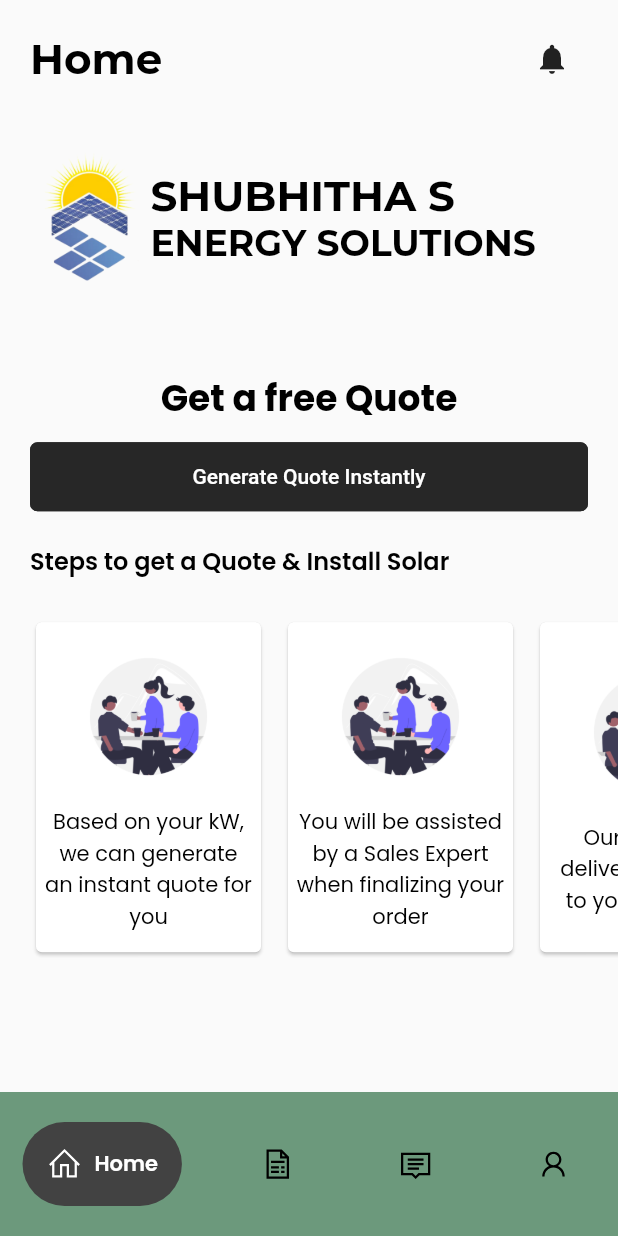
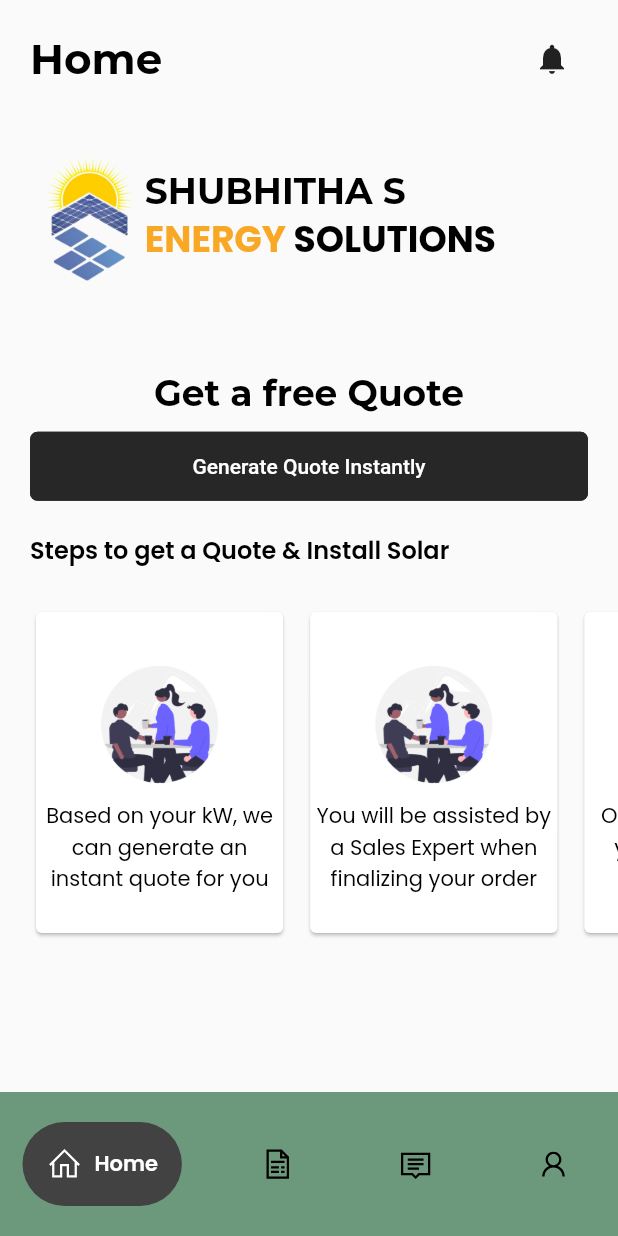
Before and after one commit to Saipreetham0/shubhithasenergysolutions, a Flutter app: the screen it shows once a user with an empty profile is signed in, on a phone screen of 412 x 824 dp. Run offline on Flutter 3.47's test engine with Material 2 defaults, Android fonts, the phone set to English and light mode, and no system bars; drawn by our look-alikes of google_nav_bar; our stand-ins replace cloud_firestore, firebase_auth, firebase_core, flutter_otp_text_field, flutter_screenutil, get and 6 more; missing offline and left inert: flutter_tawk; accounts and stored records are empty.

```diff
--- a/lib/scr/features/core/screens/dashboard/fragments/home_fragment.dart
+++ b/lib/scr/features/core/screens/dashboard/fragments/home_fragment.dart
@@ -66,16 +66,26 @@ class _home_fragmentState extends State<home_fragment> {
                       width: size.width * 0.18,
                     ),
                     SizedBox(
-                      width: size.width * 0.01,
+                      width: size.width * 0.001,
                     ),
                     Column(
                       // mainAxisAlignment: MainAxisAlignment.center,
                       crossAxisAlignment: CrossAxisAlignment.start,
                       children: [
                         Text("SHUBHITHA S",
-                            style: Theme.of(context).textTheme.headline1),
-                        Text("ENERGY SOLUTIONS",
                             style: Theme.of(context).textTheme.headline2),
+                        Row(
+                          children: [
+                            Text("ENERGY",
+                                style: TextStyle(
+                                    color: Colors.yellow[800],
+                                    fontSize: 24,
+                                    fontFamily: 'Poppins',
+                                    fontWeight: FontWeight.w700)),
+                            Text(" SOLUTIONS",
+                                style: Theme.of(context).textTheme.headline3),
+                          ],
+                        ),
                       ],
                     ),
                   ],
@@ -83,7 +93,7 @@ class _home_fragmentState extends State<home_fragment> {
               ),
               const SizedBox(height: 20),
               Text("Get a free Quote",
-                  style: Theme.of(context).textTheme.headline3),
+                  style: Theme.of(context).textTheme.headline2),
               const SizedBox(height: 10),
               SizedBox(
                 width: double.infinity,
--- a/lib/scr/features/core/screens/dashboard/widget/stepsCard_widget.dart
+++ b/lib/scr/features/core/screens/dashboard/widget/stepsCard_widget.dart
@@ -12,23 +12,24 @@ class stepsCard_widget extends StatelessWidget {
 
   @override
   Widget build(BuildContext context) {
+    final size = MediaQuery.of(context).size;
     return Card(
       borderOnForeground: true,
       color: Theme.of(context).cardColor,
       child: Container(
-        width: 150,
-        height: 220,
+        width: size.width * 0.4,
+        height: size.height * 0.26,
         child: Column(
           mainAxisAlignment: MainAxisAlignment.center,
           // crossAxisAlignment: CrossAxisAlignment.center,
           children: [
             Image.asset(image, width: 100, height: 100),
-            const SizedBox(height: 10),
+            SizedBox(height: size.height * 0.001),
             Padding(
-              padding: const EdgeInsets.symmetric(horizontal: 5),
+              padding: const EdgeInsets.symmetric(horizontal: 3),
               child: Text(
                 text,
-                style: Theme.of(context).textTheme.bodyMedium,
+                style: Theme.of(context).textTheme.subtitle1,
                 textAlign: TextAlign.center,
               ),
             ),
--- a/lib/scr/features/core/screens/quotations_screen/pdf/pdf_format.dart
+++ b/lib/scr/features/core/screens/quotations_screen/pdf/pdf_format.dart
@@ -35,8 +35,8 @@ class _pdfGenerateState extends State<pdfGenerate> {
         // pageFormats: ,
         canChangePageFormat: false,
         canChangeOrientation: false,
-        allowSharing: false,
-        allowPrinting: false,
+        allowSharing: true,
+        allowPrinting: true,
         canDebug: false,
 
         // build: (format) => buildPdf(format),
--- a/lib/scr/utils/theme/widget_theme/text_theme.dart
+++ b/lib/scr/utils/theme/widget_theme/text_theme.dart
@@ -20,7 +20,7 @@ class KTextTheme {
     ),
     headline3: GoogleFonts.poppins(
       fontSize: 24.0,
-      fontWeight: FontWeight.bold,
+      fontWeight: FontWeight.w700,
       color: tDarkColor,
     ),
     headline4: GoogleFonts.poppins(
@@ -65,7 +65,7 @@ class KTextTheme {
     ),
     headline3: GoogleFonts.poppins(
       fontSize: 24.0,
-      fontWeight: FontWeight.bold,
+      fontWeight: FontWeight.w700,
       color: tWhiteColor,
     ),
     headline4: GoogleFonts.poppins(
--- a/pubspec.yaml
+++ b/pubspec.yaml
@@ -52,6 +52,7 @@ dependencies:
   math_expressions: ^2.3.1
   printing: ^5.9.3
   flutter_tawk: ^0.1.0
+  # firebase_remote_config: ^3.0.4
 
 
 
```
Also changed, not shown: lib/scr/features/authentication/screens/splash_screen/widgets/company_logo_widget.dart (+12 -2 lines), lib/scr/features/core/screens/dashboard/fragments/chat_screen.dart (+12 -0 lines), lib/scr/features/core/screens/quotations_screen/pdf/pdfquoteapi.dart (+11 -5 lines), lib/scr/utils/theme/widget_theme/table_theme.dart (deleted, +0 -31 lines), pubspec.lock, 2 other files.
